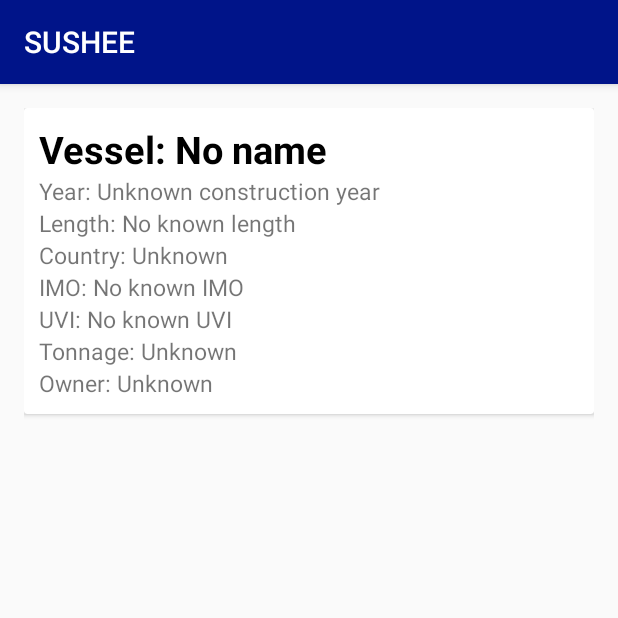
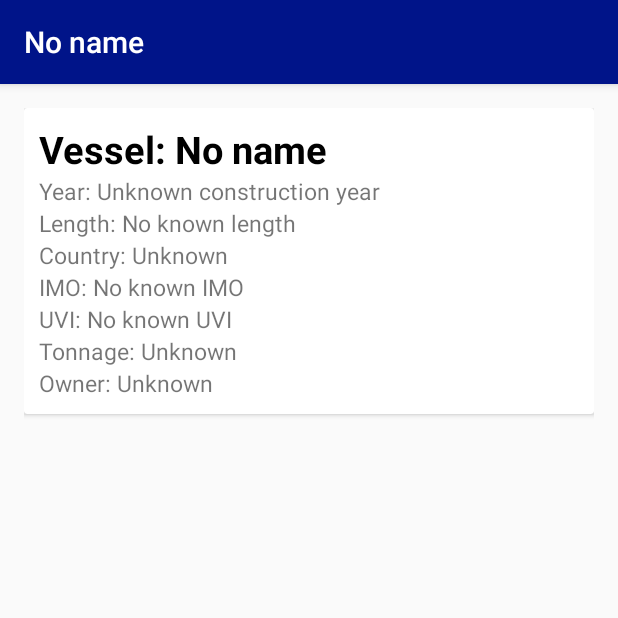
Before and after one commit to DarrienG/GoatFish-Android, an Android app: the ExpandedView screen opened directly, with no data from a screen before it, on a phone screen of 412 x 824 dp, the top half of it. Run offline under Robolectric (Android 15) with nearby library versions, the phone set to English and light mode, and no system bars; 10 statements that could not run were skipped.

Commit message:
Fix with title

```diff
--- a/app/src/main/java/com/darrienglasser/goatfish/ExpandedView.java
+++ b/app/src/main/java/com/darrienglasser/goatfish/ExpandedView.java
@@ -63,6 +63,8 @@ public class ExpandedView extends AppCompatActivity {
             ownerStr = "Unknown";
         }
 
+        setTitle(nameStr);
+
         vessel.setText(String.format(getString(R.string.vessel_name), nameStr));
         year.setText(String.format(getString(R.string.year), yearStr));
         length.setText(
```
